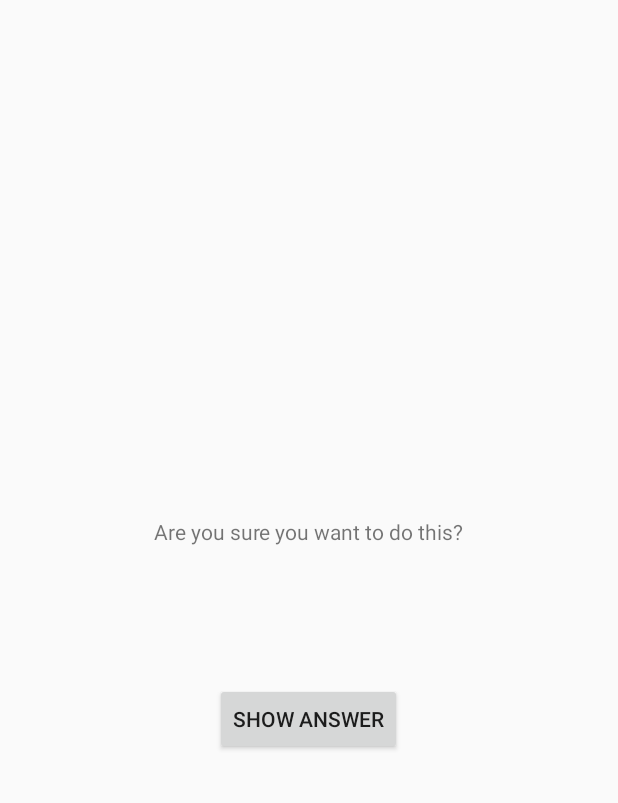
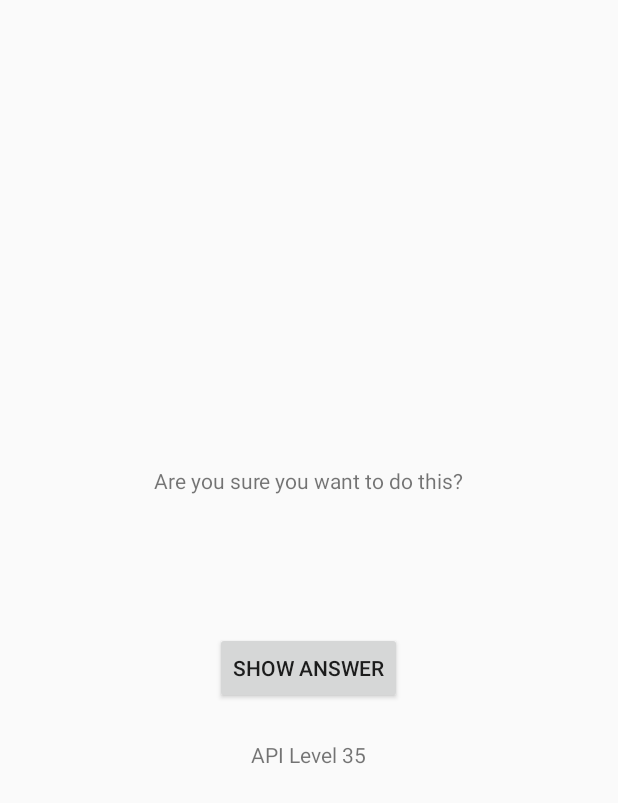
Before and after one commit to AlexanderSchiff/GeoQuiz, an Android app: the CheatActivity screen opened directly, with no data from a screen before it, on a phone screen of 412 x 824 dp. Shown: the top 803 px of the screen. Run offline under Robolectric (Android 15) with nearby library versions, the phone set to English and light mode, and no system bars; 1 statement that could not run was skipped.

Commit message:
Finishing GeoQuiz. Added API level checks and fixed cheater display.

```diff
--- a/app/src/main/java/com/icsfl/aschiff/geoquiz/CheatActivity.java
+++ b/app/src/main/java/com/icsfl/aschiff/geoquiz/CheatActivity.java
@@ -1,7 +1,10 @@
 package com.icsfl.aschiff.geoquiz;
 
+import android.annotation.TargetApi;
+import android.app.ActionBar;
 import android.app.Activity;
 import android.content.Intent;
+import android.os.Build;
 import android.os.Bundle;
 import android.view.Menu;
 import android.view.MenuItem;
@@ -9,12 +12,12 @@ import android.view.View;
 import android.widget.Button;
 import android.widget.TextView;
 
-
 public class CheatActivity extends Activity {
     public static final String EXTRA_ANSWER_IS_TRUE = "con.icsfl.aschiff.geoquiz.answer_is_true";
     public static final String EXTRA_ANSWER_SHOWN = "com.icsfl.aschiff.geoquiz.answer_shown";
     private boolean mAnswerIsTrue;
     private TextView mAnswerTextView;
+    private TextView mAPIVersionTextView;
     private Button mShowAnswer;
 
     private void setAnswerShownResult(boolean isAnswerShown) {
@@ -23,13 +26,24 @@ public class CheatActivity extends Activity {
         setResult(RESULT_OK, data);
     }
 
+    @TargetApi(11)
     @Override
     protected void onCreate(Bundle savedInstanceState) {
         super.onCreate(savedInstanceState);
         setContentView(R.layout.activity_cheat);
+        if (Build.VERSION.SDK_INT >= Build.VERSION_CODES.HONEYCOMB) {
+            ActionBar actionBar = getActionBar();
+            try {
+                actionBar.setSubtitle(R.string.action_bar_subtitle);
+            } catch (NullPointerException ex) {
+                actionBar.setSubtitle("");
+            }
+        }
         setAnswerShownResult(false);
         mAnswerIsTrue = getIntent().getBooleanExtra(EXTRA_ANSWER_IS_TRUE, false);
         mAnswerTextView = (TextView)findViewById(R.id.answer_text_view);
+        mAPIVersionTextView = (TextView) findViewById(R.id.api_version_text_view);
+        mAPIVersionTextView.setText("API Level " + Build.VERSION.SDK_INT);
         mShowAnswer = (Button)findViewById(R.id.show_answer_button);
         mShowAnswer.setOnClickListener(new View.OnClickListener() {
             @Override
@@ -56,10 +70,6 @@ public class CheatActivity extends Activity {
         // Handle action bar item clicks here. The action bar will
         // automatically handle clicks on the Home/Up button, so long
         // as you specify a parent activity in AndroidManifest.xml.
-        int id = item.getItemId();
-        if (id == R.id.action_settings) {
-            return true;
-        }
-        return super.onOptionsItemSelected(item);
+        return item.getItemId() == R.id.action_settings || super.onOptionsItemSelected(item);
     }
 }
--- a/app/src/main/res/layout/activity_cheat.xml
+++ b/app/src/main/res/layout/activity_cheat.xml
@@ -1,10 +1,10 @@
 <?xml version="1.0" encoding="utf-8"?>
 
 <LinearLayout xmlns:android="http://schemas.android.com/apk/res/android"
-              android:orientation="vertical"
               android:layout_width="match_parent"
               android:layout_height="match_parent"
-              android:gravity="center">
+              android:gravity="center"
+              android:orientation="vertical">
 
     <TextView
         android:layout_width="wrap_content"
@@ -13,15 +13,21 @@
         android:text="@string/warning_text"/>
 
     <TextView
+        android:id="@+id/answer_text_view"
         android:layout_width="wrap_content"
         android:layout_height="wrap_content"
-        android:id="@+id/answer_text_view"
         android:padding="24dp"/>
 
     <Button
+        android:id="@+id/show_answer_button"
         android:layout_width="wrap_content"
         android:layout_height="wrap_content"
-        android:text="@string/show_answer_button"
-        android:id="@+id/show_answer_button"/>
+        android:text="@string/show_answer_button"/>
+
+    <TextView
+        android:id="@+id/api_version_text_view"
+        android:layout_width="wrap_content"
+        android:layout_height="wrap_content"
+        android:padding="24dp"/>
 
 </LinearLayout>
--- a/app/src/main/res/values/strings.xml
+++ b/app/src/main/res/values/strings.xml
@@ -10,6 +10,7 @@
     <string name="incorrect_toast">Incorrect!</string>
     <string name="action_settings">Settings</string>
     <string name="menu_settings">Settings</string>
+    <string name="action_bar_subtitle">Bodies of Water</string>
     <string name="question_oceans">The Pacific Ocean is larger than the Atlantic Ocean.</string>
     <string name="question_mideast">The Suez Canal connects the Red Sea and the Indian Ocean.</string>
     <string name="question_africa">The source of the Nile River is in Egypt.</string>
@@ -20,6 +21,5 @@
     <string name="show_answer_button">Show Answer</string>
     <string name="judgement_toast">Cheating is wrong.</string>
     <string name="title_activity_cheat">CheatActivity</string>
-    <string name="hello_world">Hello world!</string>
 
 </resources>
```
Also changed, not shown: app/src/main/java/com/icsfl/aschiff/geoquiz/QuizActivity.java (+20 -22 lines).
